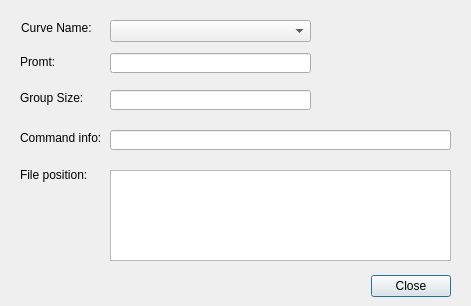
Before: the Qt Designer form icurve_v2.1/icurve/resource/icv_curve_info.ui in Sunfe/icurve, drawn with Qt 5.
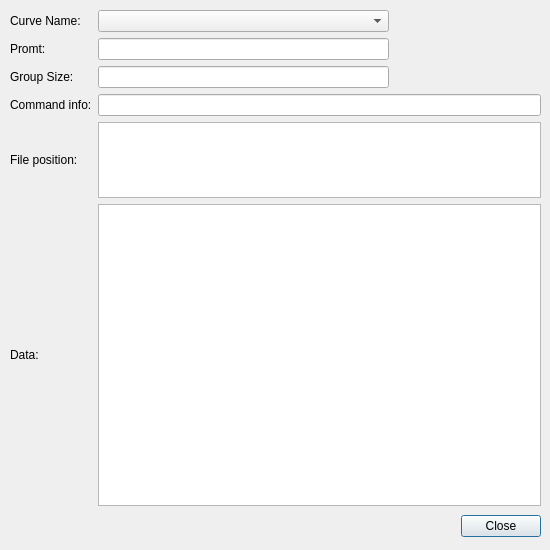
After: the same form once the commit is applied.

Commit message: view brief info style.20161007-22:41

The edit to the form file:
```diff
--- a/icurve_v2.1/icurve/resource/icv_curve_info.ui
+++ b/icurve_v2.1/icurve/resource/icv_curve_info.ui
@@ -6,10 +6,16 @@
    <rect>
     <x>0</x>
     <y>0</y>
-    <width>471</width>
-    <height>306</height>
+    <width>550</width>
+    <height>550</height>
    </rect>
   </property>
+  <property name="sizePolicy">
+   <sizepolicy hsizetype="Fixed" vsizetype="Fixed">
+    <horstretch>0</horstretch>
+    <verstretch>0</verstretch>
+   </sizepolicy>
+  </property>
   <property name="windowTitle">
    <string>Dialog</string>
   </property>
@@ -19,8 +25,8 @@
   <widget class="QDialogButtonBox" name="buttonBox">
    <property name="geometry">
     <rect>
-     <x>370</x>
-     <y>270</y>
+     <x>460</x>
+     <y>510</y>
      <width>81</width>
      <height>32</height>
     </rect>
@@ -35,129 +41,138 @@
     <set>QDialogButtonBox::Close</set>
    </property>
   </widget>
+  <widget class="QWidget" name="gridLayoutWidget">
+   <property name="geometry">
+    <rect>
+     <x>10</x>
+     <y>10</y>
+     <width>531</width>
+     <height>496</height>
+    </rect>
+   </property>
+   <layout class="QGridLayout" name="gridLayout" rowstretch="1,1,1,1,1,4" columnstretch="1,4,2">
+    <property name="sizeConstraint">
+     <enum>QLayout::SetMaximumSize</enum>
+    </property>
+    <item row="0" column="0">
   <widget class="QLabel" name="label">
-   <property name="geometry">
-    <rect>
-     <x>21</x>
-     <y>17</y>
-     <width>71</width>
-     <height>21</height>
-    </rect>
-   </property>
    <property name="text">
     <string>Curve Name:</string>
    </property>
   </widget>
-  <widget class="QLabel" name="label_2">
-   <property name="geometry">
-    <rect>
-     <x>20</x>
-     <y>164</y>
-     <width>91</width>
-     <height>21</height>
-    </rect>
-   </property>
-   <property name="text">
-    <string>File position:</string>
-   </property>
-  </widget>
-  <widget class="QLabel" name="label_3">
-   <property name="geometry">
-    <rect>
-     <x>20</x>
-     <y>122</y>
-     <width>81</width>
-     <height>31</height>
-    </rect>
-   </property>
-   <property name="text">
-    <string>Command info:</string>
-   </property>
-  </widget>
-  <widget class="QComboBox" name="comboBoxCurveTitle">
-   <property name="geometry">
-    <rect>
-     <x>110</x>
-     <y>20</y>
-     <width>201</width>
-     <height>22</height>
-    </rect>
-   </property>
-  </widget>
-  <widget class="QPlainTextEdit" name="plainTextEditFilePos">
-   <property name="geometry">
-    <rect>
-     <x>110</x>
-     <y>170</y>
-     <width>341</width>
-     <height>91</height>
-    </rect>
-   </property>
-  </widget>
+    </item>
+    <item row="0" column="1">
+     <widget class="QComboBox" name="comboBoxCurveTitle"/>
+    </item>
+    <item row="0" column="2">
+     <spacer name="horizontalSpacer">
+      <property name="orientation">
+       <enum>Qt::Horizontal</enum>
+      </property>
+      <property name="sizeHint" stdset="0">
+       <size>
+        <width>40</width>
+        <height>20</height>
+       </size>
+      </property>
+     </spacer>
+    </item>
+    <item row="1" column="0">
   <widget class="QLabel" name="label_4">
-   <property name="geometry">
-    <rect>
-     <x>20</x>
-     <y>51</y>
-     <width>81</width>
-     <height>21</height>
-    </rect>
-   </property>
    <property name="text">
     <string>Promt:</string>
    </property>
   </widget>
+    </item>
+    <item row="1" column="1">
   <widget class="QLineEdit" name="lineEditPromt">
-   <property name="geometry">
-    <rect>
-     <x>110</x>
-     <y>53</y>
-     <width>201</width>
-     <height>20</height>
-    </rect>
-   </property>
    <property name="readOnly">
     <bool>true</bool>
    </property>
   </widget>
+    </item>
+    <item row="1" column="2">
+     <spacer name="horizontalSpacer_2">
+      <property name="orientation">
+       <enum>Qt::Horizontal</enum>
+      </property>
+      <property name="sizeHint" stdset="0">
+       <size>
+        <width>40</width>
+        <height>20</height>
+       </size>
+      </property>
+     </spacer>
+    </item>
+    <item row="2" column="0">
   <widget class="QLabel" name="label_5">
-   <property name="geometry">
-    <rect>
-     <x>20</x>
-     <y>88</y>
-     <width>71</width>
-     <height>20</height>
-    </rect>
-   </property>
    <property name="text">
     <string>Group Size:</string>
    </property>
   </widget>
+    </item>
+    <item row="2" column="1">
   <widget class="QLineEdit" name="lineEditGroupSize">
-   <property name="geometry">
-    <rect>
-     <x>110</x>
-     <y>90</y>
-     <width>201</width>
-     <height>20</height>
-    </rect>
-   </property>
    <property name="readOnly">
     <bool>true</bool>
    </property>
   </widget>
+    </item>
+    <item row="2" column="2">
+     <spacer name="horizontalSpacer_3">
+      <property name="orientation">
+       <enum>Qt::Horizontal</enum>
+      </property>
+      <property name="sizeHint" stdset="0">
+       <size>
+        <width>40</width>
+        <height>20</height>
+       </size>
+      </property>
+     </spacer>
+    </item>
+    <item row="3" column="0">
+     <widget class="QLabel" name="label_3">
+      <property name="text">
+       <string>Command info:</string>
+      </property>
+     </widget>
+    </item>
+    <item row="3" column="1" colspan="2">
   <widget class="QLineEdit" name="plainEditFileBriefInfo">
-   <property name="geometry">
-    <rect>
-     <x>110</x>
-     <y>130</y>
-     <width>341</width>
-     <height>20</height>
-    </rect>
-   </property>
    <property name="readOnly">
     <bool>true</bool>
    </property>
+     </widget>
+    </item>
+    <item row="4" column="0">
+     <widget class="QLabel" name="label_2">
+      <property name="text">
+       <string>File position:</string>
+      </property>
+     </widget>
+    </item>
+    <item row="4" column="1" colspan="2">
+     <widget class="QPlainTextEdit" name="plainTextEditFilePos">
+      <property name="sizePolicy">
+       <sizepolicy hsizetype="Expanding" vsizetype="Expanding">
+        <horstretch>1</horstretch>
+        <verstretch>0</verstretch>
+       </sizepolicy>
+      </property>
+     </widget>
+    </item>
+    <item row="5" column="0">
+     <widget class="QLabel" name="label_6">
+      <property name="text">
+       <string>Data:</string>
+      </property>
+     </widget>
+    </item>
+    <item row="5" column="1" colspan="2">
+     <widget class="QPlainTextEdit" name="plainTextEditData"/>
+    </item>
+   </layout>
   </widget>
  </widget>
  <resources/>
```
Lines whose indentation alone changed are shown as unchanged. The commit also changes 5 other files.
